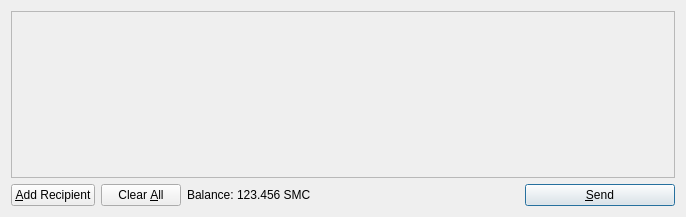
Old version of the form src/qt/forms/sendcoinsdialog.ui in the repository imranye/VaynerCoin.
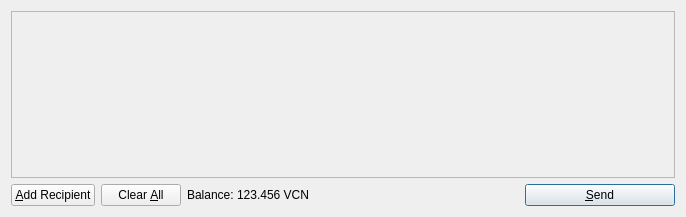
New version of the form. Icons and pictures are not drawn.

What changed in the file:
```diff
--- a/src/qt/forms/sendcoinsdialog.ui
+++ b/src/qt/forms/sendcoinsdialog.ui
@@ -119,7 +119,7 @@
           <cursorShape>IBeamCursor</cursorShape>
          </property>
          <property name="text">
-          <string>123.456 SMC</string>
+          <string>123.456 VCN</string>
          </property>
          <property name="textInteractionFlags">
           <set>Qt::LinksAccessibleByMouse|Qt::TextSelectableByKeyboard|Qt::TextSelectableByMouse</set>
```
